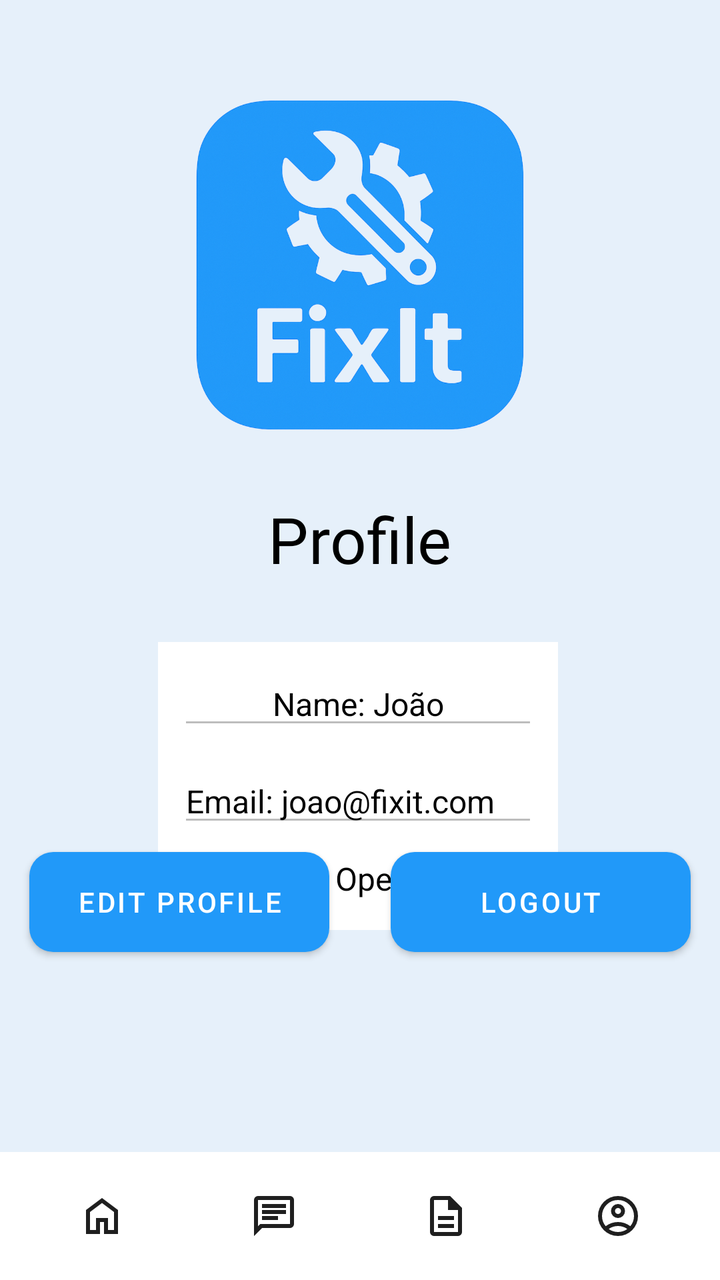
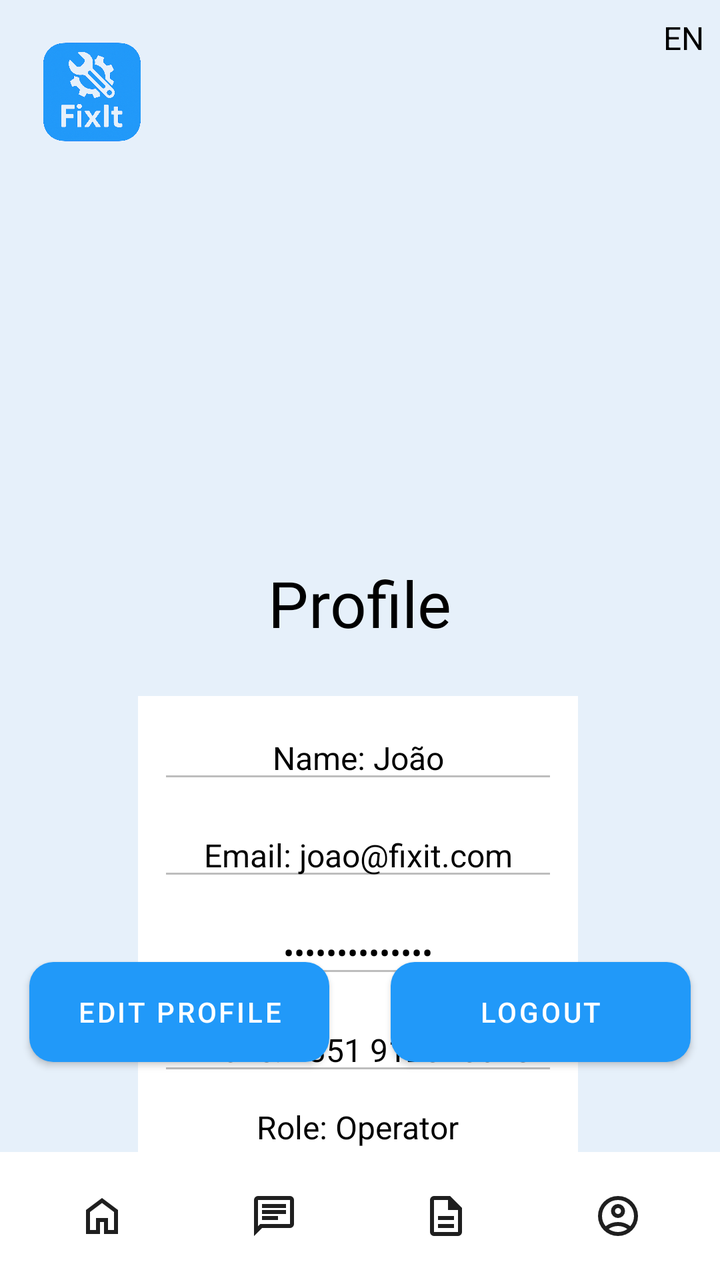

Before-and-after screenshots of an Android layout around one commit, followed by the original layout XML and the change that was made.
<!-- AndroidManifest.xml: application theme Theme.FixIt -->
<!-- res/layout/activity_profile.xml -->
<?xml version="1.0" encoding="utf-8"?>
<androidx.constraintlayout.widget.ConstraintLayout xmlns:android="http://schemas.android.com/apk/res/android"
    xmlns:app="http://schemas.android.com/apk/res-auto"
    xmlns:tools="http://schemas.android.com/tools"
    android:layout_width="match_parent"
    android:layout_height="match_parent"
    android:background="#E6F0FA"
    tools:context=".ProfileActivity">

    <ImageView
        android:id="@+id/logo"
        android:layout_width="204dp"
        android:layout_height="201dp"
        android:layout_marginTop="32dp"
        android:contentDescription="FixIt Logo"
        android:src="@drawable/fixit_logo"
        app:layout_constraintEnd_toEndOf="parent"
        app:layout_constraintStart_toStartOf="parent"
        app:layout_constraintTop_toTopOf="parent" />

    <TextView
        android:id="@+id/textView"
        android:layout_width="wrap_content"
        android:layout_height="wrap_content"
        android:layout_marginTop="15dp"
        android:fontFamily="@font/rem"
        android:lineSpacingExtra="24sp"
        android:text="Profile"
        android:textColor="#000000"
        android:textSize="32sp"
        android:typeface="serif"
        app:layout_constraintEnd_toEndOf="parent"
        app:layout_constraintStart_toStartOf="parent"
        app:layout_constraintTop_toBottomOf="@id/logo" />

    <LinearLayout
        android:id="@+id/profileContainer"
        android:layout_width="200dp"
        android:layout_height="wrap_content"
        android:layout_marginStart="16dp"
        android:layout_marginTop="30dp"
        android:layout_marginEnd="16dp"
        android:background="#FFFFFF"
        android:gravity="center"
        android:orientation="vertical"
        android:padding="10dp"
        app:layout_constraintEnd_toEndOf="parent"
        app:layout_constraintHorizontal_bias="0.491"
        app:layout_constraintStart_toStartOf="parent"
        app:layout_constraintTop_toBottomOf="@id/textView">

        <EditText
            android:id="@+id/nameEdit"
            android:layout_width="match_parent"
            android:layout_height="wrap_content"
            android:layout_marginBottom="10dp"
            android:enabled="false"
            android:gravity="center"
            android:text="Name: João"
            android:textColor="#000000"
            android:textSize="16sp"
            tools:ignore="TouchTargetSizeCheck" />

        <EditText
            android:id="@+id/emailEdit"
            android:layout_width="match_parent"
            android:layout_height="wrap_content"
            android:layout_marginBottom="10dp"
            android:enabled="false"
            android:text="Email: joao@fixit.com"
            android:textColor="#000000"
            android:textSize="16sp"
            tools:ignore="TouchTargetSizeCheck" />

        <TextView
            android:id="@+id/roleText"
            android:layout_width="wrap_content"
            android:layout_height="wrap_content"
            android:layout_marginBottom="5dp"
            android:text="Role: Operator"
            android:textColor="#000000"
            android:textSize="16sp" />
    </LinearLayout>

    <Button
        android:id="@+id/editProfileButton"
        android:layout_width="150dp"
        android:layout_height="50dp"
        android:layout_marginEnd="8dp"
        android:layout_marginBottom="100dp"
        android:background="@drawable/rounded_button"
        android:padding="8dp"
        android:text="Edit Profile"
        android:textColor="#FFFFFF"
        android:textSize="14sp"
        app:layout_constraintBottom_toTopOf="@id/bottomNavBar"
        app:layout_constraintEnd_toStartOf="@id/logoutButton"
        app:layout_constraintHorizontal_chainStyle="spread"
        app:layout_constraintStart_toStartOf="parent"
        tools:ignore="TouchTargetSizeCheck" />

    <Button
        android:id="@+id/logoutButton"
        android:layout_width="150dp"
        android:layout_height="50dp"
        android:layout_marginStart="8dp"
        android:layout_marginBottom="100dp"
        android:background="@drawable/rounded_button"
        android:padding="8dp"
        android:text="Logout"
        android:textColor="#FFFFFF"
        android:textSize="14sp"
        app:layout_constraintBottom_toTopOf="@id/bottomNavBar"
        app:layout_constraintEnd_toEndOf="parent"
        app:layout_constraintStart_toEndOf="@id/editProfileButton"
        tools:ignore="TouchTargetSizeCheck" />

    <Button
        android:id="@+id/saveButton"
        android:layout_width="150dp"
        android:layout_height="40dp"
        android:background="@drawable/rounded_button"
        android:padding="8dp"
        android:text="Save"
        android:textColor="#FFFFFF"
        android:textSize="14sp"
        tools:ignore="TouchTargetSizeCheck"
        app:layout_constraintStart_toStartOf="parent"
        app:layout_constraintEnd_toEndOf="parent"
        app:layout_constraintBottom_toTopOf="@id/bottomNavBar"
        android:layout_marginBottom="16dp"
        android:visibility="gone" />

    <include
        android:id="@+id/bottomNavBar"
        layout="@layout/component_bottom_nav"
        android:layout_width="match_parent"
        android:layout_height="wrap_content"
        app:layout_constraintBottom_toBottomOf="parent" />

</androidx.constraintlayout.widget.ConstraintLayout>
<!-- res/layout/component_bottom_nav.xml (included above) -->
<?xml version="1.0" encoding="utf-8"?>
<LinearLayout xmlns:android="http://schemas.android.com/apk/res/android"
    xmlns:tools="http://schemas.android.com/tools"
    android:id="@+id/bottomNavBar"
    android:layout_width="match_parent"
    android:layout_height="60dp"
    android:background="#FFFFFF"
    android:baselineAligned="false"
    android:orientation="horizontal"
    android:padding="8dp">

    <FrameLayout
        android:id="@+id/nav_home"
        android:layout_width="0dp"
        android:layout_height="match_parent"
        android:layout_weight="1"
        android:clickable="true"
        android:focusable="true"
        android:minWidth="48dp"
        android:minHeight="48dp"
        tools:ignore="TouchTargetSizeCheck">

        <ImageView
            android:layout_width="wrap_content"
            android:layout_height="wrap_content"
            android:layout_gravity="center"
            android:contentDescription="Home"
            android:src="@drawable/ic_home" />
    </FrameLayout>

    <FrameLayout
        android:id="@+id/nav_messages"
        android:layout_width="0dp"
        android:layout_height="match_parent"
        android:layout_weight="1"
        android:clickable="true"
        android:focusable="true"
        android:minWidth="48dp"
        android:minHeight="48dp"
        tools:ignore="TouchTargetSizeCheck">

        <ImageView
            android:layout_width="wrap_content"
            android:layout_height="wrap_content"
            android:layout_gravity="center"
            android:contentDescription="Messages"
            android:src="@drawable/ic_messages" />
    </FrameLayout>

    <FrameLayout
        android:id="@+id/nav_reports"
        android:layout_width="0dp"
        android:layout_height="match_parent"
        android:layout_weight="1"
        android:clickable="true"
        android:focusable="true"
        android:minWidth="48dp"
        android:minHeight="48dp"
        tools:ignore="TouchTargetSizeCheck">

        <ImageView
            android:layout_width="wrap_content"
            android:layout_height="wrap_content"
            android:layout_gravity="center"
            android:contentDescription="Reports"
            android:src="@drawable/ic_reports" />
    </FrameLayout>

    <FrameLayout
        android:id="@+id/nav_profile"
        android:layout_width="0dp"
        android:layout_height="match_parent"
        android:layout_weight="1"
        android:clickable="true"
        android:focusable="true"
        android:minWidth="48dp"
        android:minHeight="48dp"
        tools:ignore="TouchTargetSizeCheck">

        <ImageView
            android:layout_width="wrap_content"
            android:layout_height="wrap_content"
            android:layout_gravity="center"
            android:contentDescription="Profile"
            android:src="@drawable/ic_profile" />
    </FrameLayout>

</LinearLayout>
<!-- resources referenced by this layout -->
<resources>
  <!-- drawable fixit_logo: png bitmap (drawable, 922112 bytes) -->
  <!-- drawable ic_home (drawable) -->
  <vector xmlns:android="http://schemas.android.com/apk/res/android"
      android:width="24dp"
      android:height="24dp"
      android:viewportWidth="960"
      android:viewportHeight="960">
    <path
        android:pathData="M240,760h120v-240h240v240h120v-360L480,220 240,400v360ZM160,840v-480l320,-240 320,240v480L520,840v-240h-80v240L160,840ZM480,490Z"
        android:fillColor="#1f1f1f"/>
  </vector>
  <!-- drawable ic_messages (drawable) -->
  <vector xmlns:android="http://schemas.android.com/apk/res/android"
      android:width="24dp"
      android:height="24dp"
      android:viewportWidth="960"
      android:viewportHeight="960">
    <path
        android:pathData="M240,560h320v-80L240,480v80ZM240,440h480v-80L240,360v80ZM240,320h480v-80L240,240v80ZM80,880v-720q0,-33 23.5,-56.5T160,80h640q33,0 56.5,23.5T880,160v480q0,33 -23.5,56.5T800,720L240,720L80,880ZM206,640h594v-480L160,160v525l46,-45ZM160,640v-480,480Z"
        android:fillColor="#1f1f1f"/>
  </vector>
  <!-- drawable ic_profile (drawable) -->
  <vector xmlns:android="http://schemas.android.com/apk/res/android"
      android:width="24dp"
      android:height="24dp"
      android:viewportWidth="960"
      android:viewportHeight="960">
    <path
        android:pathData="M234,684q51,-39 114,-61.5T480,600q69,0 132,22.5T726,684q35,-41 54.5,-93T800,480q0,-133 -93.5,-226.5T480,160q-133,0 -226.5,93.5T160,480q0,59 19.5,111t54.5,93ZM480,520q-59,0 -99.5,-40.5T340,380q0,-59 40.5,-99.5T480,240q59,0 99.5,40.5T620,380q0,59 -40.5,99.5T480,520ZM480,880q-83,0 -156,-31.5T197,763q-54,-54 -85.5,-127T80,480q0,-83 31.5,-156T197,197q54,-54 127,-85.5T480,80q83,0 156,31.5T763,197q54,54 85.5,127T880,480q0,83 -31.5,156T763,763q-54,54 -127,85.5T480,880ZM480,800q53,0 100,-15.5t86,-44.5q-39,-29 -86,-44.5T480,680q-53,0 -100,15.5T294,740q39,29 86,44.5T480,800ZM480,440q26,0 43,-17t17,-43q0,-26 -17,-43t-43,-17q-26,0 -43,17t-17,43q0,26 17,43t43,17ZM480,380ZM480,740Z"
        android:fillColor="#1f1f1f"/>
  </vector>
  <!-- drawable ic_reports (drawable) -->
  <vector xmlns:android="http://schemas.android.com/apk/res/android"
      android:width="24dp"
      android:height="24dp"
      android:viewportWidth="960"
      android:viewportHeight="960">
    <path
        android:pathData="M320,720h320v-80L320,640v80ZM320,560h320v-80L320,480v80ZM240,880q-33,0 -56.5,-23.5T160,800v-640q0,-33 23.5,-56.5T240,80h320l240,240v480q0,33 -23.5,56.5T720,880L240,880ZM520,360v-200L240,160v640h480v-440L520,360ZM240,160v200,-200 640,-640Z"
        android:fillColor="#1f1f1f"/>
  </vector>
  <!-- drawable rounded_button (drawable) -->
  <shape xmlns:android="http://schemas.android.com/apk/res/android"
      android:shape="rectangle">
  
      <solid android:color="#2199F9"/>
      <corners android:radius="12dp"/>
  </shape>
  <style name="Theme.FixIt" parent="Theme.MaterialComponents.DayNight.NoActionBar">
          
          <item name="colorPrimary">#2199F9</item> 
          <item name="colorPrimaryVariant">#1976D2</item> 
          <item name="colorOnPrimary">#FFFFFF</item>
  
          <item name="colorSecondary">#2199F9</item>
          <item name="colorOnSecondary">#FFFFFF</item>
  
          
          <item name="android:windowBackground">@color/light_blue</item>
  
          
          <item name="android:forceDarkAllowed" tools:targetApi="q">true</item>
      </style>
  <color name="light_blue">#E6F0FA</color>
</resources>

<!-- the commit's change to res/layout/activity_profile.xml (unified diff, before → after) -->
@@ -8,12 +8,36 @@
     tools:context=".ProfileActivity">
 
     <ImageView
-        android:id="@+id/logo"
-        android:layout_width="204dp"
-        android:layout_height="201dp"
-        android:layout_marginTop="32dp"
-        android:contentDescription="FixIt Logo"
+        android:id="@+id/smallLogo"
+        android:layout_width="60dp"
+        android:layout_height="60dp"
+        android:layout_marginStart="16dp"
+        android:layout_marginTop="16dp"
+        android:contentDescription="FixIt Small Logo"
         android:src="@drawable/fixit_logo"
+        app:layout_constraintStart_toStartOf="parent"
+        app:layout_constraintTop_toTopOf="parent" />
+
+    <TextView
+        android:id="@+id/languageSelector"
+        android:layout_width="wrap_content"
+        android:layout_height="wrap_content"
+        android:layout_marginTop="8dp"
+        android:layout_marginEnd="8dp"
+        android:text="@string/change_languague"
+        android:textColor="#000000"
+        android:textSize="16sp"
+        app:layout_constraintEnd_toEndOf="parent"
+        app:layout_constraintTop_toTopOf="parent" />
+
+    <ImageView
+        android:id="@+id/profilePhoto"
+        android:layout_width="180dp"
+        android:layout_height="180dp"
+        android:layout_marginTop="80dp"
+        android:contentDescription="Profile Photo"
+        android:src="....."
+        android:scaleType="centerCrop"
         app:layout_constraintEnd_toEndOf="parent"
         app:layout_constraintStart_toStartOf="parent"
         app:layout_constraintTop_toTopOf="parent" />
@@ -22,7 +46,7 @@
         android:id="@+id/textView"
         android:layout_width="wrap_content"
         android:layout_height="wrap_content"
-        android:layout_marginTop="15dp"
+        android:layout_marginTop="20dp"
         android:fontFamily="@font/rem"
         android:lineSpacingExtra="24sp"
         android:text="Profile"
@@ -31,14 +55,14 @@
         android:typeface="serif"
         app:layout_constraintEnd_toEndOf="parent"
         app:layout_constraintStart_toStartOf="parent"
-        app:layout_constraintTop_toBottomOf="@id/logo" />
+        app:layout_constraintTop_toBottomOf="@id/profilePhoto" />
 
     <LinearLayout
         android:id="@+id/profileContainer"
-        android:layout_width="200dp"
+        android:layout_width="220dp"
         android:layout_height="wrap_content"
         android:layout_marginStart="16dp"
-        android:layout_marginTop="30dp"
+        android:layout_marginTop="25dp"
         android:layout_marginEnd="16dp"
         android:background="#FFFFFF"
         android:gravity="center"
@@ -67,7 +91,33 @@
             android:layout_height="wrap_content"
             android:layout_marginBottom="10dp"
             android:enabled="false"
+            android:gravity="center"
             android:text="Email: joao@fixit.com"
+            android:textColor="#000000"
+            android:textSize="16sp"
+            tools:ignore="TouchTargetSizeCheck" />
+
+        <EditText
+            android:id="@+id/passwordEdit"
+            android:layout_width="match_parent"
+            android:layout_height="wrap_content"
+            android:layout_marginBottom="10dp"
+            android:enabled="false"
+            android:gravity="center"
+            android:inputType="textPassword"
+            android:text="Password: ****"
+            android:textColor="#000000"
+            android:textSize="16sp"
+            tools:ignore="TouchTargetSizeCheck" />
+
+        <EditText
+            android:id="@+id/phoneEdit"
+            android:layout_width="match_parent"
+            android:layout_height="wrap_content"
+            android:layout_marginBottom="10dp"
+            android:enabled="false"
+            android:gravity="center"
+            android:text="Phone: +351 912345678"
             android:textColor="#000000"
             android:textSize="16sp"
             tools:ignore="TouchTargetSizeCheck" />
@@ -77,6 +127,7 @@
             android:layout_width="wrap_content"
             android:layout_height="wrap_content"
             android:layout_marginBottom="5dp"
+            android:gravity="center"
             android:text="Role: Operator"
             android:textColor="#000000"
             android:textSize="16sp" />
@@ -87,10 +138,11 @@
         android:layout_width="150dp"
         android:layout_height="50dp"
         android:layout_marginEnd="8dp"
-        android:layout_marginBottom="100dp"
+        android:layout_marginBottom="45dp"
         android:background="@drawable/rounded_button"
         android:padding="8dp"
         android:text="Edit Profile"
+        android:gravity="center"
         android:textColor="#FFFFFF"
         android:textSize="14sp"
         app:layout_constraintBottom_toTopOf="@id/bottomNavBar"
@@ -104,10 +156,11 @@
         android:layout_width="150dp"
         android:layout_height="50dp"
         android:layout_marginStart="8dp"
-        android:layout_marginBottom="100dp"
+        android:layout_marginBottom="45dp"
         android:background="@drawable/rounded_button"
         android:padding="8dp"
         android:text="Logout"
+        android:gravity="center"
         android:textColor="#FFFFFF"
         android:textSize="14sp"
         app:layout_constraintBottom_toTopOf="@id/bottomNavBar"
<!-- resource entries referenced after the edit -->
@@ -48,6 +48,7 @@
       <solid android:color="#2199F9"/>
       <corners android:radius="12dp"/>
   </shape>
+  <string name="change_languague">EN</string>
   <style name="Theme.FixIt" parent="Theme.MaterialComponents.DayNight.NoActionBar">
           
           <item name="colorPrimary">#2199F9</item> 
